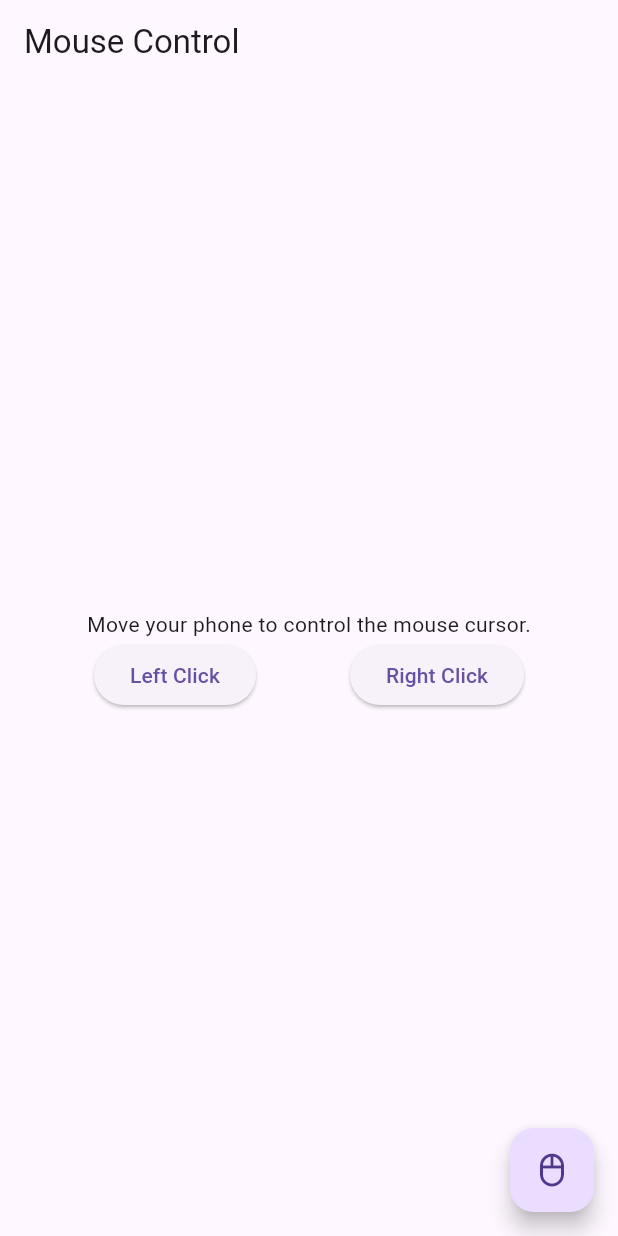
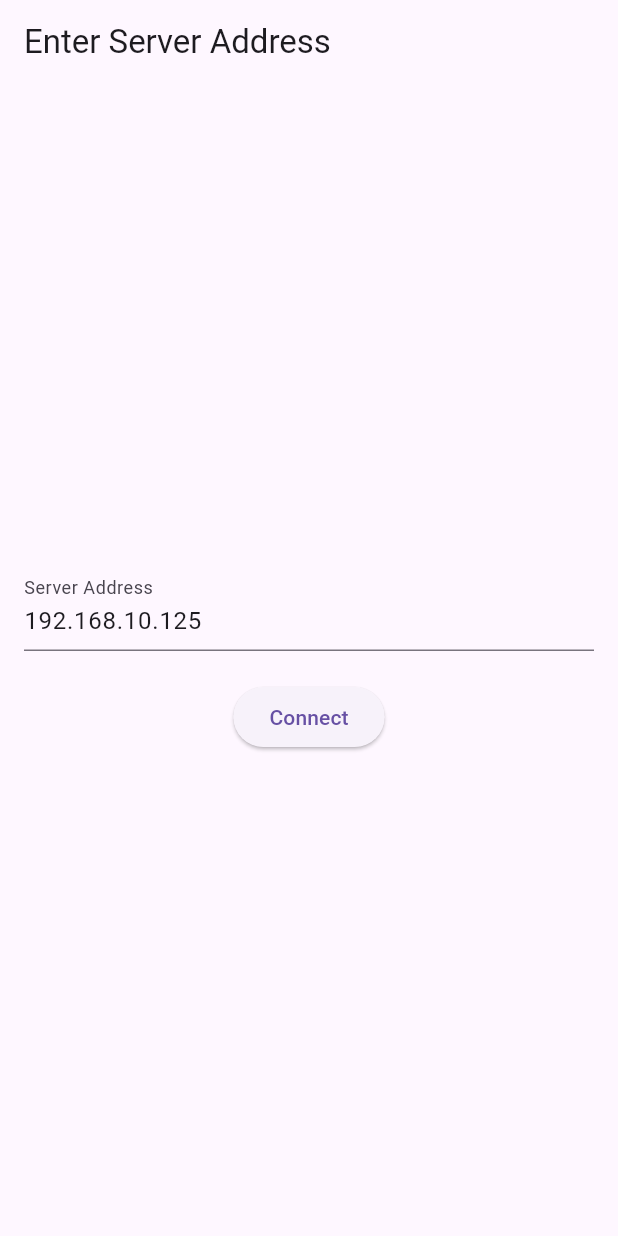
Before and after one commit to wiliantv/Mouse-Com-Acelerometro, a Flutter app: the screen it shows after launch, on a phone screen of 412 x 824 dp. Run offline on Flutter 3.47's test engine with Material 3 defaults, Android fonts, the phone set to English and light mode, and no system bars; our stand-ins replace sensors, wakelock.

```diff
--- a/mouse_app/lib/main.dart
+++ b/mouse_app/lib/main.dart
@@ -1,8 +1,9 @@
+import 'dart:convert';
+
 import 'package:flutter/material.dart';
 import 'package:sensors/sensors.dart';
+import 'package:wakelock/wakelock.dart';
 import 'package:web_socket_channel/web_socket_channel.dart';
-import 'package:wakelock/wakelock.dart';
-import 'dart:convert';
 
 void main() => runApp(MyApp());
 
@@ -10,20 +11,74 @@ class MyApp extends StatelessWidget {
   @override
   Widget build(BuildContext context) {
     return MaterialApp(
-      home: SensorDataSender(),
+      home: ServerAddressScreen(),
+    );
+  }
+}
+
+class ServerAddressScreen extends StatefulWidget {
+  @override
+  _ServerAddressScreenState createState() => _ServerAddressScreenState();
+}
+
+class _ServerAddressScreenState extends State<ServerAddressScreen> {
+  final TextEditingController _controller = TextEditingController();
+
+  initState() {
+    super.initState();
+    _controller.text = '192.168.10.125';
+  }
+
+  @override
+  Widget build(BuildContext context) {
+    return Scaffold(
+      appBar: AppBar(
+        title: Text('Enter Server Address'),
+      ),
+      body: Padding(
+        padding: const EdgeInsets.all(16.0),
+        child: Column(
+          mainAxisAlignment: MainAxisAlignment.center,
+          children: <Widget>[
+            TextField(
+              controller: _controller,
+              decoration: InputDecoration(
+                labelText: 'Server Address',
+                hintText: 'Enter server address (e.g., 192.168.2.114)',
+              ),
+            ),
+            SizedBox(height: 20),
+            ElevatedButton(
+              onPressed: () {
+                Navigator.pushReplacement(
+                  context,
+                  MaterialPageRoute(
+                    builder: (context) => SensorDataSender(
+                      serverAddress: _controller.text,
+                    ),
+                  ),
+                );
+              },
+              child: Text('Connect'),
+            ),
+          ],
+        ),
+      ),
     );
   }
 }
 
 class SensorDataSender extends StatefulWidget {
+  final String serverAddress;
+
+  SensorDataSender({required this.serverAddress});
+
   @override
   _SensorDataSenderState createState() => _SensorDataSenderState();
 }
 
 class _SensorDataSenderState extends State<SensorDataSender> {
-  final channel = WebSocketChannel.connect(
-    Uri.parse('ws://192.168.2.114:8080/ws/sensorData'), // Substitua pelo endereço IP do seu servidor
-  );
+  late WebSocketChannel? _channel;
 
   double _lastAx = 0;
   double _lastAy = 0;
@@ -32,20 +87,39 @@ class _SensorDataSenderState extends State<SensorDataSender> {
   @override
   void initState() {
     super.initState();
-    Wakelock.enable();  // Ativar o wakelock para manter a tela ligada
+    _connectToServer();
+  }
 
+  void _connectToServer() {
+    _channel = WebSocketChannel.connect(
+      Uri.parse('ws://${widget.serverAddress}:8080/ws/sensorData'),
+    );
+
+    _channel!.stream.listen((message) {
+      // Handle any incoming messages from the server
+    }, onError: (error) {
+      // If there is an error with the connection, return to the server address screen
+      Navigator.pop(context);
+    });
+
+    Wakelock.enable();
+    double filterFactor = 0.15;
     accelerometerEvents.listen((AccelerometerEvent event) {
-      if (_mouseEnabled) {
-        final ax = (_lastAx * 0.9) + (event.x * 0.1);
-        final ay = (_lastAy * 0.9) + (event.y * 0.1);
+      if (_mouseEnabled && _channel != null) {
+        // Vai de -10 a 10 preciso sanitizar isso para -1000 a 1000
+        double xis = event.x * 20;
+        double ypesolon = event.y * 20;
+
+        final ax = (_lastAx * (1 - filterFactor)) + (xis * filterFactor);
+        final ay = (_lastAy * (1 - filterFactor)) + (ypesolon * filterFactor);
 
         _lastAx = ax;
         _lastAy = ay;
 
         // Ajustar o movimento e adicionar uma área neutra
-        double threshold = 1; // Defina o tamanho da área neutra
+        double threshold = 0.5; // Defina o tamanho da área neutra
         double thresholdy = 0.5; // Defina o tamanho da área neutra
-        double sensitivity = 4.0; // Ajuste a sensibilidade do movimento
+        double sensitivity = 0.5; // Ajuste a sensibilidade do movimento
 
         double dx = 0;
         double dy = 0;
@@ -62,23 +136,25 @@ class _SensorDataSenderState extends State<SensorDataSender> {
           'dx': dx,
           'dy': dy,
         });
-        channel.sink.add(data);
+        _channel!.sink.add(data);
       }
     });
   }
 
   void _sendClick(String button) {
-    final data = jsonEncode({
-      'type': 'click',
-      'button': button,
-    });
-    channel.sink.add(data);
+    if (_channel != null) {
+      final data = jsonEncode({
+        'type': 'click',
+        'button': button,
+      });
+      _channel!.sink.add(data);
+    }
   }
 
   @override
   void dispose() {
-    Wakelock.disable();  // Desativar o wakelock quando o widget for destruído
-    channel.sink.close();
+    Wakelock.disable();
+    _channel?.sink.close();
     super.dispose();
   }
 
@@ -87,6 +163,15 @@ class _SensorDataSenderState extends State<SensorDataSender> {
     return Scaffold(
       appBar: AppBar(
         title: Text('Mouse Control'),
+        actions: [
+          IconButton(
+            icon: Icon(Icons.close),
+            onPressed: () {
+              _channel?.sink.close();
+              Navigator.pop(context); // Retorna para a tela de configuração
+            },
+          ),
+        ],
       ),
       body: Stack(
         children: [
```
